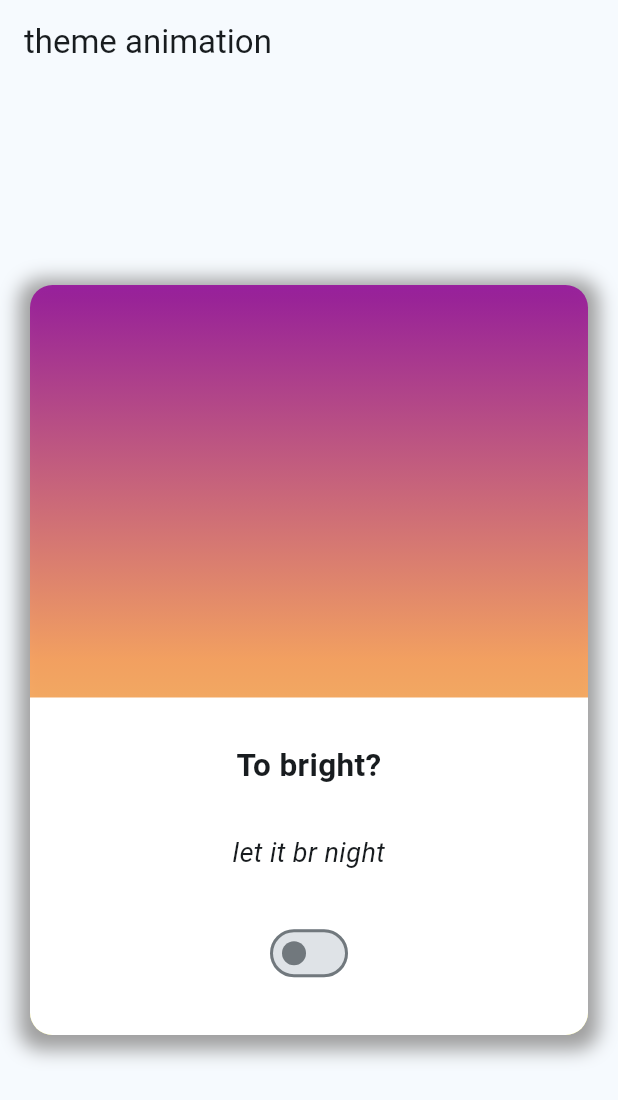
After one commit to ziadhaggagNZ/Flutter_ZeroToMastery_course, a Flutter app: the ThemeAnimationScreen screen opened directly, on a phone screen of 412 x 824 dp. The commit adds this screen. Shown: the top 1100 px of the screen. Run offline on Flutter 3.47's test engine with Material 3 defaults, Android fonts, the phone set to English and light mode, and no system bars; network calls fail.

Commit message:
Animations I - Sunrise Sky

```diff
--- /dev/null
+++ b/02_flutter_basics/lib/presentation/theme_animation/theme_animation_screen.dart
@@ -0,0 +1,104 @@
+import 'package:flutter/material.dart';
+import 'package:flutter_basics/application/theme_service.dart';
+import 'package:provider/provider.dart';
+
+class ThemeAnimationScreen extends StatelessWidget {
+  const ThemeAnimationScreen({super.key});
+
+  @override
+  Widget build(BuildContext context) {
+    return Scaffold(
+      appBar: AppBar(
+        title: const Text("theme animation"),
+      ),
+      body: Consumer<ThemeService>(
+        builder: (context, themeService, child) {
+          return Center(
+            child: Padding(
+              padding: EdgeInsets.symmetric(horizontal: 20),
+              child: Container(
+                height: 500,
+                decoration: BoxDecoration(
+                    boxShadow: [
+                      BoxShadow(
+                        color: themeService.isDarkModeOn ? Colors.black87 : Colors.grey,
+                        offset: const Offset(0, 3),
+                        blurRadius: 10,
+                        spreadRadius: 7,
+                      )
+                    ],
+                    borderRadius: BorderRadius.circular(15),
+                    gradient: LinearGradient(
+                      colors: themeService.isDarkModeOn
+                          ? const [
+                              Color(0xFF94A9FF),
+                              Color(0xFF6B66CC),
+                              Color(0xFF200F75),
+                            ]
+                          : const [
+                              Color(0xDDFFFA66),
+                              Color(0xDDFFA057),
+                              Color(0xDD940B99)
+                            ],
+                      begin: Alignment.bottomCenter,
+                      end: Alignment.topCenter,
+                    )),
+                child: Stack(
+                  children: [
+                    Align(
+                      alignment: Alignment.bottomCenter,
+                      child: Container(
+                        height: 225,
+                        width: double.infinity,
+                        decoration: BoxDecoration(
+                            color: themeService.isDarkModeOn
+                                ? Colors.grey[900]
+                                : Colors.white,
+                            borderRadius: const BorderRadius.only(
+                                bottomLeft: Radius.circular(15),
+                                bottomRight: Radius.circular(15))),
+                        child: Column(
+                          mainAxisAlignment: MainAxisAlignment.center,
+                          children: [
+                            Text(
+                              themeService.isDarkModeOn
+                                  ? "To dark?"
+                                  : "To bright?",
+                              style: const TextStyle(
+                                  fontSize: 21, fontWeight: FontWeight.bold),
+                              textAlign: TextAlign.center,
+                            ),
+                            const SizedBox(
+                              height: 30,
+                            ),
+                            Text(
+                              themeService.isDarkModeOn
+                                  ? "let the sun rise"
+                                  : "let it br night",
+                              style: const TextStyle(
+                                  fontSize: 18, fontStyle: FontStyle.italic),
+                              textAlign: TextAlign.center,
+                            ),
+                            const SizedBox(
+                              height: 30,
+                            ),
+                            Switch(
+                              value: themeService.isDarkModeOn,
+                              onChanged: (_) {
+                                themeService.toggleTheme();
+                              },
+                            )
+                          ],
+                        ),
+                      ),
+                    )
+                  ],
+                ),
+              ),
+            ),
+          );
+        },
+      ),
+    );
+  }
+}
--- a/02_flutter_basics/lib/root_bottom_navigation.dart
+++ b/02_flutter_basics/lib/root_bottom_navigation.dart
@@ -1,6 +1,7 @@
 import 'package:flutter/material.dart';
 import 'package:flutter_basics/presentation/counter/counter_screen.dart';
 import 'package:flutter_basics/presentation/list/list_screen.dart';
+import 'package:flutter_basics/presentation/theme_animation/theme_animation_screen.dart';
 import 'package:flutter_basics/presentation/widget_examples/widget_examples_screen.dart';
 
 class RootBottomNavigation extends StatefulWidget {
@@ -20,10 +21,13 @@ class _BottomNavigationState extends State<RootBottomNavigation> {
         children: const [
           WidgetExamplesScreen(),
           CounterScreen(),
-          ListScreen()
+          ListScreen(),
+          ThemeAnimationScreen(),
+
         ],
       ),
       bottomNavigationBar: BottomNavigationBar(
+        type: BottomNavigationBarType.fixed,
         backgroundColor: Colors.blue,
         selectedItemColor: Colors.red,
         onTap: (index) {
@@ -36,6 +40,7 @@ class _BottomNavigationState extends State<RootBottomNavigation> {
         BottomNavigationBarItem(icon: Icon(Icons.star), label: "example"),
         BottomNavigationBarItem(icon: Icon(Icons.add), label: "counter"),
         BottomNavigationBarItem(icon: Icon(Icons.list), label: "list"),
+        BottomNavigationBarItem(icon: Icon(Icons.color_lens), label: "Theme"),
       ]),
     );
   }
```
